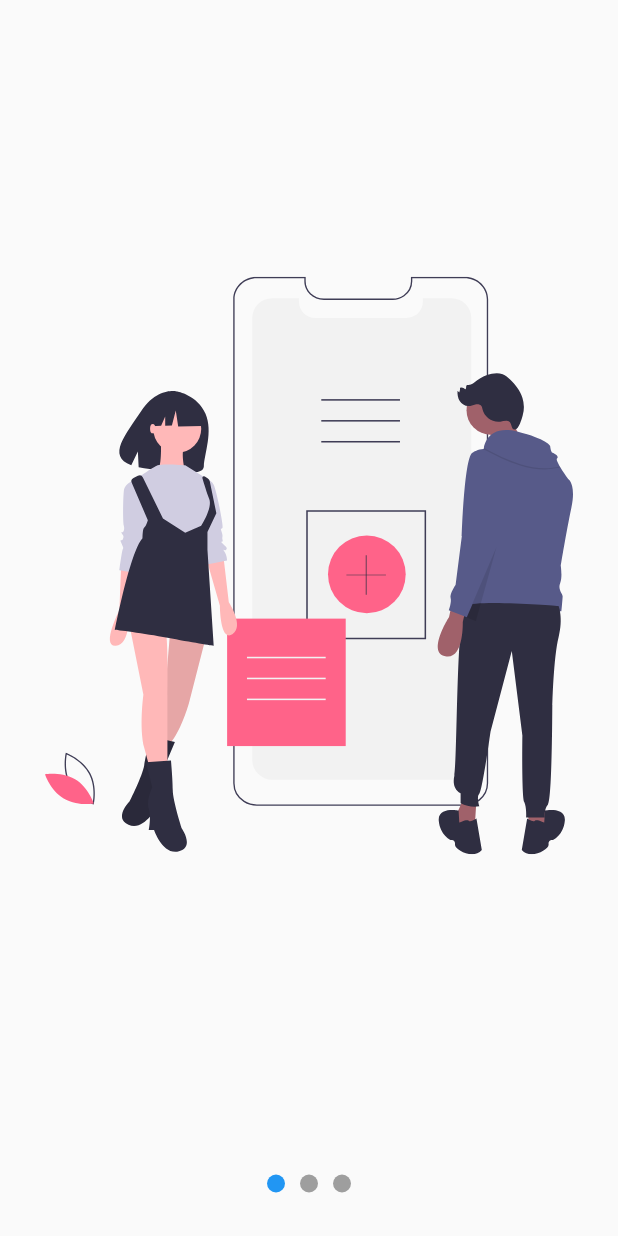
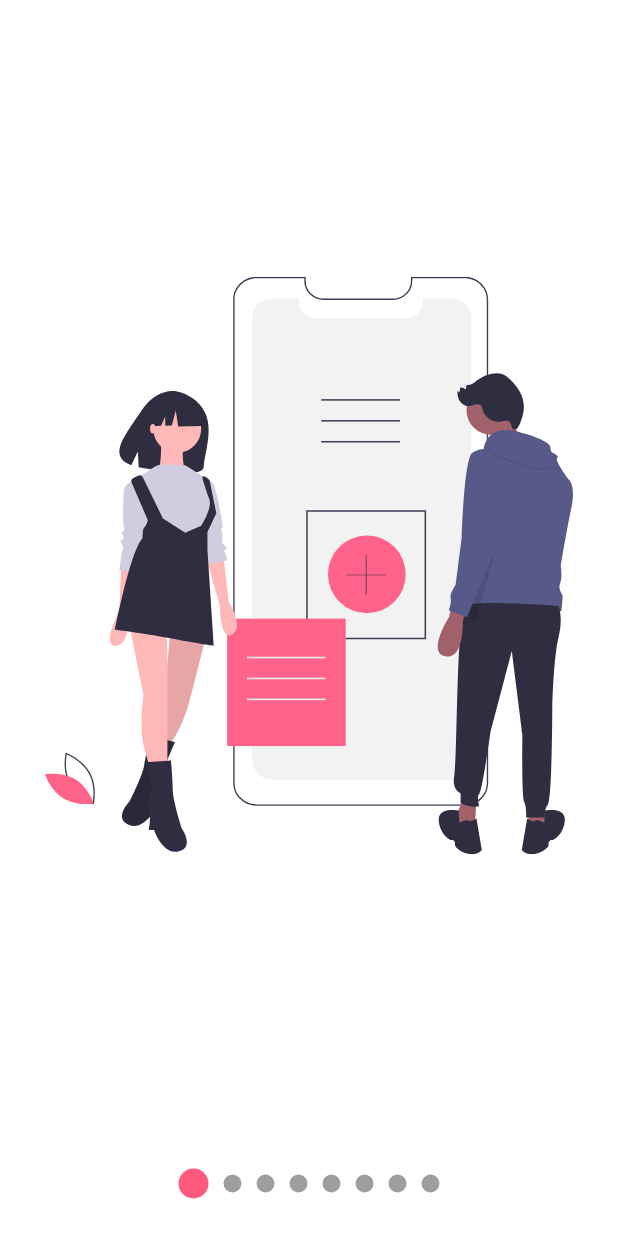
Before and after one commit to redemtiom/flutter_designs, a Flutter app: the screen it shows after launch, after a tap on "SlideShow", on a phone screen of 412 x 824 dp. Run offline on Flutter 3.47's test engine with Material 2 defaults, Android fonts, the phone set to English and light mode, and no system bars; our stand-ins replace animate_do, flutter_svg, font_awesome_flutter.

Commit message:
added theme change provider and updated color scheme

```diff
--- a/lib/main.dart
+++ b/lib/main.dart
@@ -5,15 +5,18 @@ import 'package:disenos_app/src/pages/emergency_page.dart';
 import 'package:disenos_app/src/pages/launcher_page.dart';
 //import 'package:disenos_app/src/pages/emergency_page.dart';
 import 'package:disenos_app/src/pages/sliver_list_page.dart';
+import 'package:disenos_app/src/theme/themechanger.dart';
 //import 'package:disenos_app/src/pages/printerest_page.dart';
 //import 'package:disenos_app/src/labs/slideshow_page.dart';
 //import 'package:disenos_app/src/pages/slideshow_page.dart';
 import 'package:flutter/material.dart';
+import 'package:provider/provider.dart';
 
 //import 'package:disenos_app/src/pages/headers_page.dart';
 
 void main() {
-  runApp(const MyApp());
+  runApp(ChangeNotifierProvider(
+      create: (_) => ThemeChanger(1), child: const MyApp()));
 }
 
 class MyApp extends StatelessWidget {
@@ -22,11 +25,11 @@ class MyApp extends StatelessWidget {
   // This widget is the root of your application.
   @override
   Widget build(BuildContext context) {
+    final currenTheme = Provider.of<ThemeChanger>(context).currenTheme;
+
     return MaterialApp(
       title: 'Disenos App',
-      theme: ThemeData(
-        primarySwatch: Colors.blue,
-      ),
+      theme: currenTheme,
       home: const LauncherPage(),
     );
   }
--- a/lib/src/pages/launcher_page.dart
+++ b/lib/src/pages/launcher_page.dart
@@ -2,6 +2,8 @@ import 'package:flutter/material.dart';
 import 'package:font_awesome_flutter/font_awesome_flutter.dart';
 
 import 'package:disenos_app/src/routes/routes.dart';
+import 'package:provider/provider.dart';
+import 'package:disenos_app/src/theme/themechanger.dart';
 
 class LauncherPage extends StatelessWidget {
   const LauncherPage({Key? key}) : super(key: key);
@@ -23,6 +25,9 @@ class _MenuPrincipal extends StatelessWidget {
 
   @override
   Widget build(BuildContext context) {
+    final appTheme = Provider.of<ThemeChanger>(context);
+    final accentColor = appTheme.currenTheme!.accentColor;
+
     return Drawer(
       child: Container(
         child: Column(
@@ -33,7 +38,7 @@ class _MenuPrincipal extends StatelessWidget {
                 width: double.infinity,
                 height: 200.0,
                 child: CircleAvatar(
-                  backgroundColor: Colors.blue,
+                  backgroundColor: accentColor,
                   child: Text(
                     'FH',
                     style: TextStyle(
@@ -47,25 +52,25 @@ class _MenuPrincipal extends StatelessWidget {
             ListTile(
               leading: Icon(
                 Icons.lightbulb_outline,
-                color: Colors.blue,
+                color: accentColor,
               ),
               title: Text('Dark Mode'),
               trailing: Switch.adaptive(
-                value: true,
-                activeColor: Colors.blue,
-                onChanged: (value) {},
+                value: appTheme.darkTheme,
+                activeColor: accentColor,
+                onChanged: (value) => appTheme.darkTheme = value,
               ),
             ),
             ListTile(
               leading: Icon(
                 Icons.add_to_home_screen,
-                color: Colors.blue,
+                color: accentColor,
               ),
               title: Text('Custom Theme'),
               trailing: Switch.adaptive(
-                value: true,
-                activeColor: Colors.blue,
-                onChanged: (value) {},
+                value: appTheme.customTheme,
+                activeColor: accentColor,
+                onChanged: (value) => appTheme.customTheme = value,
               ),
             ),
           ],
@@ -80,21 +85,29 @@ class _ListaOpciones extends StatelessWidget {
 
   @override
   Widget build(BuildContext context) {
+    final appTheme = Provider.of<ThemeChanger>(context).currenTheme;
+
     return ListView.separated(
       physics: BouncingScrollPhysics(),
       separatorBuilder: (context, index) => Divider(
-        color: Colors.blue,
+        color: appTheme!.primaryColorLight,
       ),
       itemCount: pageRoutes.length,
       itemBuilder: (context, index) => ListTile(
-        leading: FaIcon(pageRoutes[index].icon, color: Colors.blue),
+        leading: FaIcon(
+          pageRoutes[index].icon,
+          color: appTheme!.accentColor,
+        ),
         title: Text(pageRoutes[index].titulo),
         trailing: Icon(
           Icons.chevron_right,
-          color: Colors.blue,
+          color: appTheme.accentColor,
         ),
         onTap: () {
-          Navigator.push(context, MaterialPageRoute(builder: ((context) => pageRoutes[index].page )));
+          Navigator.push(
+              context,
+              MaterialPageRoute(
+                  builder: ((context) => pageRoutes[index].page)));
         },
       ),
     );
--- a/lib/src/pages/slideshow_page.dart
+++ b/lib/src/pages/slideshow_page.dart
@@ -1,7 +1,9 @@
+import 'package:disenos_app/src/theme/themechanger.dart';
 import 'package:flutter/material.dart';
 
 import 'package:disenos_app/src/widgets/slideshow.dart';
 import 'package:flutter_svg/svg.dart';
+import 'package:provider/provider.dart';
 
 class SlideshowPage extends StatelessWidget {
   const SlideshowPage({Key? key}) : super(key: key);
@@ -9,10 +11,12 @@ class SlideshowPage extends StatelessWidget {
   @override
   Widget build(BuildContext context) {
     return Scaffold(
-      body: Column(children: [
+      body: Column(
+        children: [
           Expanded(child: MiSlideShow()),
           Expanded(child: MiSlideShow())
-      ],),
+        ],
+      ),
     );
   }
 }
@@ -24,9 +28,12 @@ class MiSlideShow extends StatelessWidget {
 
   @override
   Widget build(BuildContext context) {
+    final appTHeme = Provider.of<ThemeChanger>(context);
+    final accentTheme = appTHeme.currenTheme!.accentColor;
+
     return Slideshow(
-      primaryColor: Colors.red,
-      secondaryColor: Colors.orange,
+      primaryColor: (appTHeme.darkTheme) ? accentTheme : Color(0xffFF5A7E),
+      //secondaryColor: Colors.orange,
       primaryBullet: 20,
       secondaryBullet: 12,
       slides: [
@@ -38,6 +45,7 @@ class MiSlideShow extends StatelessWidget {
         SvgPicture.asset('assets/svgs/slide-3.svg'),
         SvgPicture.asset('assets/svgs/slide-4.svg'),
         SvgPicture.asset('assets/svgs/slide-5.svg'),
-    ],);
+      ],
+    );
   }
 }
--- a/lib/src/routes/routes.dart
+++ b/lib/src/routes/routes.dart
@@ -1,7 +1,7 @@
 import 'package:flutter/material.dart';
 import 'package:font_awesome_flutter/font_awesome_flutter.dart';
 
-import 'package:disenos_app/src/labs/slideshow_page.dart';
+import 'package:disenos_app/src/pages/slideshow_page.dart';
 import 'package:disenos_app/src/pages/animaciones_page.dart';
 import 'package:disenos_app/src/pages/emergency_page.dart';
 import 'package:disenos_app/src/pages/graficas_circulares_page.dart';
@@ -10,7 +10,7 @@ import 'package:disenos_app/src/pages/printerest_page.dart';
 import 'package:disenos_app/src/pages/sliver_list_page.dart';
 
 final pageRoutes =<_Route>[
-  _Route(FontAwesomeIcons.slideshare, 'SlideShow', const SlideShowPage()),
+  _Route(FontAwesomeIcons.slideshare, 'SlideShow', const MiSlideShow()),
   _Route(FontAwesomeIcons.truckMedical, 'Emergencia', const EmergencyPage()),
   _Route(FontAwesomeIcons.heading, 'Encabezados', const HeadersPage()),
   _Route(FontAwesomeIcons.peopleCarryBox, 'Cuadro Animado', const CuadradoAnimado()),
--- a/lib/src/theme/themechanger.dart
+++ b/lib/src/theme/themechanger.dart
@@ -0,0 +1,63 @@
+import 'package:flutter/material.dart';
+
+class ThemeChanger extends ChangeNotifier {
+  ThemeChanger(int theme) {
+    switch (theme) {
+      case 1:
+        _darkTheme = false;
+        _customTheme = false;
+        _currenTheme = ThemeData.light();
+        break;
+      case 2:
+        _darkTheme = true;
+        _customTheme = false;
+        _currenTheme = ThemeData.dark();
+        break;
+      case 3:
+        _darkTheme = false;
+        _customTheme = true;
+        break;
+      default:
+        _darkTheme = false;
+        _customTheme = false;
+        _currenTheme = ThemeData.light();
+        break;
+    }
+  }
+
+  bool _darkTheme = false;
+  bool _customTheme = false;
+  ThemeData? _currenTheme;
+
+  bool get darkTheme => _darkTheme;
+
+  bool get customTheme => _customTheme;
+
+  ThemeData? get currenTheme => _currenTheme;
+
+  set darkTheme(bool value) {
+    _customTheme = false;
+    _darkTheme = value;
+
+    if (value) {
+      _currenTheme = ThemeData.dark();
+    } else {
+      _currenTheme = ThemeData.light();
+    }
+
+    notifyListeners();
+  }
+
+  set customTheme(bool value) {
+    _darkTheme = false;
+    _customTheme = value;
+
+    if (value) {
+      _currenTheme = ThemeData.light();
+    } else {
+      _currenTheme = ThemeData.light();
+    }
+
+    notifyListeners();
+  }
+}
```
Lines whose indentation alone changed are shown as unchanged.
